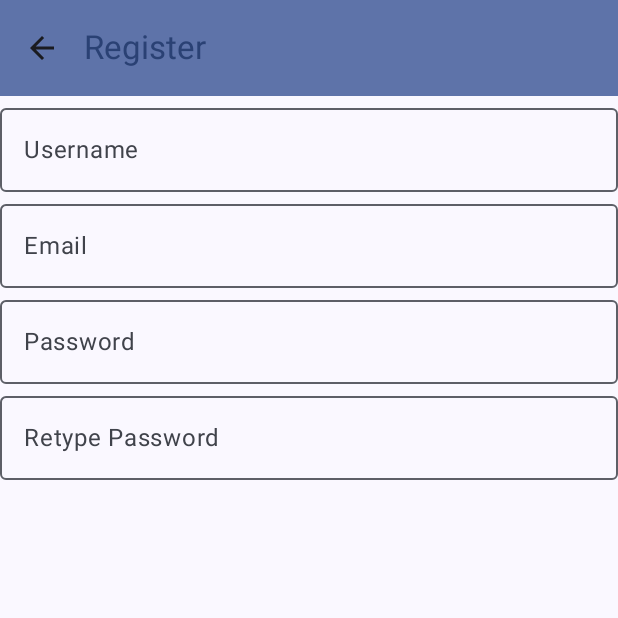
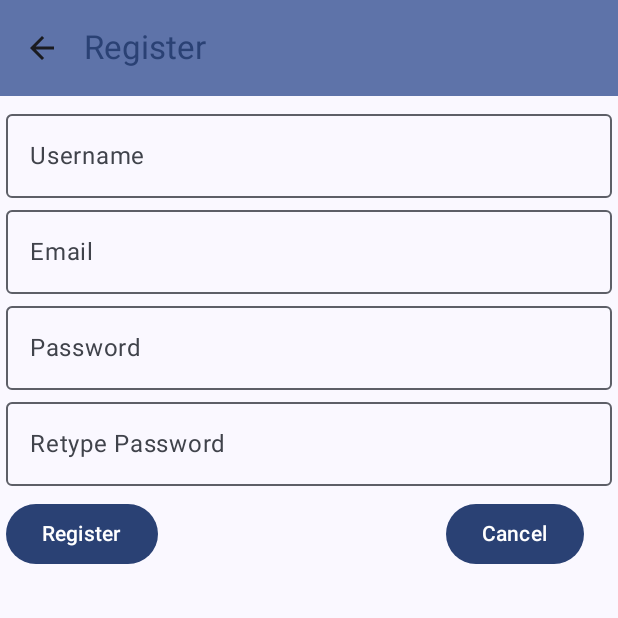
Before and after one commit to Leihlouch/HCI-AppDev_Project, an Android app built with Jetpack Compose: the RegisterScreen screen opened through its navigation route, on a phone screen of 412 x 824 dp, the top half of it. Run offline under Robolectric (Android 15) with nearby library versions, the phone set to English and light mode, and no system bars.

Commit message:
Continued with RegisterScreen.kt and added simple validation

```diff
--- a/app/src/main/java/ph/edu/cksc/college/appdev/appdev2025/screens/RegisterScreen.kt
+++ b/app/src/main/java/ph/edu/cksc/college/appdev/appdev2025/screens/RegisterScreen.kt
@@ -4,11 +4,13 @@ import android.annotation.SuppressLint
 import androidx.compose.foundation.layout.Box
 import androidx.compose.foundation.layout.Column
 import androidx.compose.foundation.layout.PaddingValues
+import androidx.compose.foundation.layout.Row
 import androidx.compose.foundation.layout.fillMaxWidth
 import androidx.compose.foundation.layout.padding
 import androidx.compose.foundation.text.KeyboardOptions
 import androidx.compose.material.icons.Icons
 import androidx.compose.material.icons.automirrored.filled.ArrowBack
+import androidx.compose.material3.Button
 import androidx.compose.material3.ExperimentalMaterial3Api
 import androidx.compose.material3.Icon
 import androidx.compose.material3.IconButton
@@ -24,9 +26,11 @@ import androidx.compose.runtime.mutableStateOf
 import androidx.compose.runtime.saveable.rememberSaveable
 import androidx.compose.runtime.setValue
 import androidx.compose.ui.Modifier
+import androidx.compose.ui.graphics.Color
 import androidx.compose.ui.text.input.KeyboardType
 import androidx.compose.ui.text.input.PasswordVisualTransformation
 import androidx.compose.ui.tooling.preview.Preview
+import androidx.compose.ui.unit.dp
 import androidx.navigation.NavHostController
 import androidx.navigation.compose.rememberNavController
 import ph.edu.cksc.college.appdev.appdev2025.ui.theme.AppDev2025Theme
@@ -73,24 +77,30 @@ fun RegisterScreen(navController: NavHostController) {
 @Composable
 fun RegisterScrollContent(innerPadding: PaddingValues) {
     var data by mutableStateOf(RegistrationData())
+    var username by rememberSaveable { mutableStateOf("") }
+    var email by rememberSaveable { mutableStateOf("") }
     var password by rememberSaveable { mutableStateOf("") }
+    var retypePassword by rememberSaveable { mutableStateOf("") }
+    var error by rememberSaveable { mutableStateOf("") }
+
     Box(
         modifier = Modifier.padding(innerPadding)
+            .padding(4.dp)
     ) {
         Column() {
             OutlinedTextField(
                 modifier = Modifier.fillMaxWidth(),
-                value = data.username,
+                value = username,
                 onValueChange = {
-                    data = data.copy(username = it)
+                    username = it
                 },
                 label = { Text("Username") }
             )
             OutlinedTextField(
                 modifier = Modifier.fillMaxWidth(),
-                value = data.email,
+                value = email,
                 onValueChange = {
-                    data = data.copy(email = it)
+                    email = it
                 },
                 label = { Text("Email") }
             )
@@ -106,15 +116,29 @@ fun RegisterScrollContent(innerPadding: PaddingValues) {
             )
             OutlinedTextField(
                 modifier = Modifier.fillMaxWidth(),
-                value = data.retypePassword,
+                value = retypePassword,
                 onValueChange = {
-                    data = data.copy(retypePassword = it)
+                    retypePassword = it
                 },
                 label = { Text("Retype Password") },
                 visualTransformation = PasswordVisualTransformation(),
                 keyboardOptions = KeyboardOptions(keyboardType = KeyboardType.Password)
             )
-
+            Row(modifier = Modifier.padding(top = 8.dp)) {
+                Button(onClick = {
+                    error = ""
+                    if (password != retypePassword) {
+                        error = "Password didn't match"
+                    }
+                }) {
+                    Text("Register")
+                }
+                Button(onClick = { /* handle click */ },
+                    modifier = Modifier.padding(start = 192.dp)) {
+                    Text("Cancel")
+                }
+            }
+            Text(color = Color.Red, text = error)
         }
     }
 }
```
